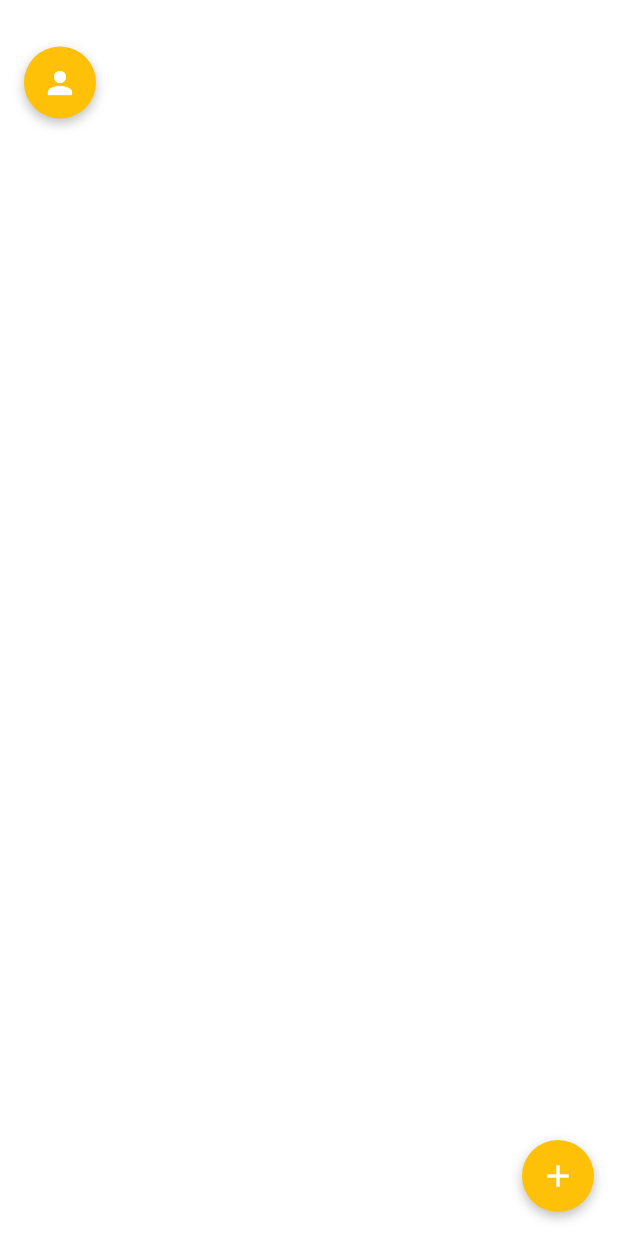
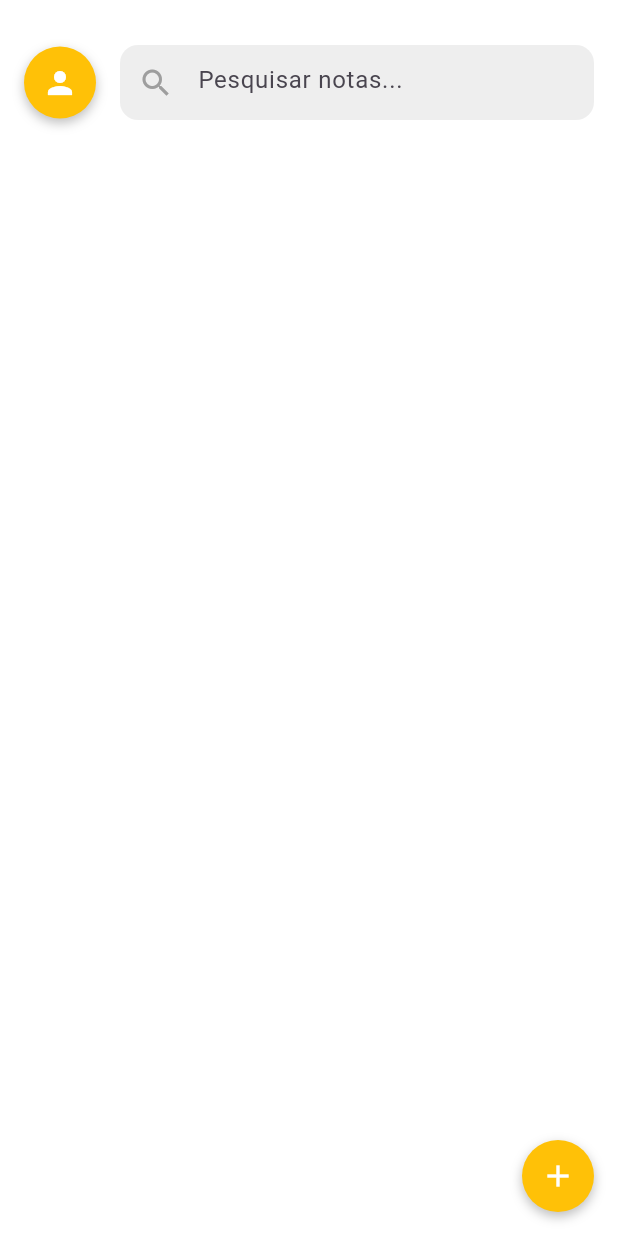
Before and after one commit to MathiasBelmont/MEMO_KEITAI, a Flutter app: the screen it shows after launch, on a phone screen of 412 x 824 dp. Run offline on Flutter 3.47's test engine with Material 3 defaults, Android fonts, the phone set to English and light mode, and no system bars.

Commit message:
ADD: Barra de pesquisa

```diff
--- a/lib/main.dart
+++ b/lib/main.dart
@@ -23,6 +23,8 @@ class TelaComNotas extends StatefulWidget {
 
 class _TelaComNotasState extends State<TelaComNotas> {
   List<Map<String, dynamic>> notas = [];
+  List<Map<String, dynamic>> notasFiltradas = [];
+  final TextEditingController _searchController = TextEditingController();
 
   final List<Color> coresPastel = [
     Color(0xFFFFF1C1),
@@ -38,9 +40,38 @@ class _TelaComNotasState extends State<TelaComNotas> {
     return coresPastel[random.nextInt(coresPastel.length)];
   }
 
+  @override
+  void initState() {
+    super.initState();
+    notasFiltradas = notas; // Inicialmente, exibe todas as notas
+    _searchController.addListener(_filtrarNotas); // Adiciona listener para busca
+  }
+
+  @override
+  void dispose() {
+    _searchController.dispose(); // Libera o controlador
+    super.dispose();
+  }
+
+  void _filtrarNotas() {
+    final query = _searchController.text.toLowerCase();
+    setState(() {
+      if (query.isEmpty) {
+        notasFiltradas = notas; // Mostra todas as notas se a busca estiver vazia
+      } else {
+        notasFiltradas = notas.where((nota) {
+          final titulo = nota["titulo"].toLowerCase();
+          final conteudo = nota["conteudo"].toLowerCase();
+          return titulo.contains(query) || conteudo.contains(query);
+        }).toList();
+      }
+    });
+  }
+
   void removerNota(int index) {
     setState(() {
       notas.removeAt(index);
+      _filtrarNotas(); // Atualiza a lista filtrada após remoção
     });
   }
 
@@ -87,8 +118,9 @@ class _TelaComNotasState extends State<TelaComNotas> {
                       notas.add({
                         "titulo": titulo.trim(),
                         "conteudo": conteudo.trim(),
-                        "cor": corAleatoria(), // Associa uma cor fixa à nova nota
+                        "cor": corAleatoria(),
                       });
+                      _filtrarNotas(); // Atualiza a lista filtrada após adição
                     });
                     Navigator.pop(context);
                   }
@@ -112,7 +144,7 @@ class _TelaComNotasState extends State<TelaComNotas> {
   void abrirModalEditarNota(int index) {
     String titulo = notas[index]["titulo"]!;
     String conteudo = notas[index]["conteudo"]!;
-    Color cor = notas[index]["cor"]; // Mantém a cor existente
+    Color cor = notas[index]["cor"];
     showModalBottomSheet(
       isScrollControlled: true,
       context: context,
@@ -155,8 +187,9 @@ class _TelaComNotasState extends State<TelaComNotas> {
                       notas[index] = {
                         "titulo": titulo.trim(),
                         "conteudo": conteudo.trim(),
-                        "cor": cor, // Mantém a cor original ao editar
+                        "cor": cor,
                       };
+                      _filtrarNotas(); // Atualiza a lista filtrada após edição
                     });
                     Navigator.pop(context);
                   }
@@ -192,7 +225,7 @@ class _TelaComNotasState extends State<TelaComNotas> {
                   child: GridView.builder(
                     shrinkWrap: true,
                     physics: NeverScrollableScrollPhysics(),
-                    itemCount: notas.length,
+                    itemCount: notasFiltradas.length,
                     gridDelegate: SliverGridDelegateWithFixedCrossAxisCount(
                       crossAxisCount: 3,
                       crossAxisSpacing: 8,
@@ -200,10 +233,10 @@ class _TelaComNotasState extends State<TelaComNotas> {
                       childAspectRatio: 1,
                     ),
                     itemBuilder: (context, index) {
-                      final nota = notas[index];
+                      final nota = notasFiltradas[index];
                       return Container(
                         decoration: BoxDecoration(
-                          color: nota["cor"], // Usa a cor fixa da nota
+                          color: nota["cor"],
                           borderRadius: BorderRadius.circular(12),
                           boxShadow: [
                             BoxShadow(
@@ -222,7 +255,8 @@ class _TelaComNotasState extends State<TelaComNotas> {
                                 children: [
                                   SizedBox(height: 24),
                                   GestureDetector(
-                                    onTap: () => abrirModalEditarNota(index),
+                                    onTap: () => abrirModalEditarNota(
+                                        notas.indexOf(nota)),
                                     child: Text(
                                       nota["titulo"]!,
                                       style: TextStyle(
@@ -251,7 +285,7 @@ class _TelaComNotasState extends State<TelaComNotas> {
                               child: IconButton(
                                 icon: Icon(Icons.delete, size: 20),
                                 color: Colors.redAccent,
-                                onPressed: () => removerNota(index),
+                                onPressed: () => removerNota(notas.indexOf(nota)),
                                 tooltip: 'Excluir nota',
                               ),
                             ),
@@ -270,11 +304,11 @@ class _TelaComNotasState extends State<TelaComNotas> {
             right: 0,
             child: Container(
               height: 80,
-              padding: EdgeInsets.only(top: 30, left: 16),
+              padding: EdgeInsets.only(top: 30, left: 16, right: 16),
               color: Colors.transparent,
-              child: Align(
-                alignment: Alignment.centerLeft,
-                child: Container(
+              child: Row(
+                children: [
+                  Container(
                     decoration: BoxDecoration(
                       color: Colors.amber,
                       shape: BoxShape.circle,
@@ -291,6 +325,23 @@ class _TelaComNotasState extends State<TelaComNotas> {
                       onPressed: () {},
                     ),
                   ),
+                  SizedBox(width: 16),
+                  Expanded(
+                    child: TextField(
+                      controller: _searchController,
+                      decoration: InputDecoration(
+                        hintText: 'Pesquisar notas...',
+                        filled: true,
+                        fillColor: Colors.grey[200],
+                        border: OutlineInputBorder(
+                          borderRadius: BorderRadius.circular(12),
+                          borderSide: BorderSide.none,
+                        ),
+                        prefixIcon: Icon(Icons.search, color: Colors.grey),
+                      ),
+                    ),
+                  ),
+                ],
               ),
             ),
           ),
```
Lines whose indentation alone changed are shown as unchanged.
